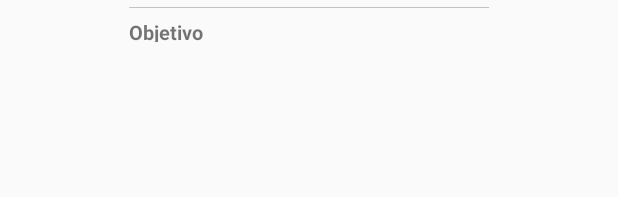
After one commit to mpcayres/AppJaquinha, an Android app: the layout list_item_objetivos.xml on its own in the app's theme, with its tools: preview values and no code run, on a phone screen of 412 x 824 dp. The commit adds this screen. Shown: the top 197 px of the screen. Run offline under Robolectric (Android 15) with nearby library versions, the phone set to English and light mode, and no system bars.

Commit message:
Visualização dos objetivos adicionados

```diff
--- /dev/null
+++ b/app/src/main/res/layout/list_item_objetivos.xml
@@ -0,0 +1,26 @@
+<?xml version="1.0" encoding="utf-8"?>
+<RelativeLayout xmlns:android="http://schemas.android.com/apk/res/android"
+    android:layout_width="match_parent"
+    android:layout_height="40dp">
+
+    <ImageView
+        android:id="@+id/linha"
+        android:layout_width="240dp"
+        android:layout_height="10dp"
+        android:src="@drawable/linha"
+        android:layout_alignParentTop="true"
+        android:layout_centerHorizontal="true" />
+
+    <TextView
+        android:id="@+id/objetivoText"
+        android:layout_width="200dp"
+        android:layout_height="16dp"
+        android:text="@string/objetivo"
+        android:textStyle="bold"
+        android:textSize="13sp"
+        android:layout_centerVertical="true"
+        android:layout_alignLeft="@id/linha"
+        android:layout_alignStart="@id/linha" />
+
+
+</RelativeLayout>
--- a/app/src/main/res/values/strings.xml
+++ b/app/src/main/res/values/strings.xml
@@ -27,6 +27,7 @@
     <string name="cancelar">Cancelar</string>
     <string name="adicionar">Adicionar alimento</string>
     <string name="sem_data">Sem data</string>
+    <string name="objetivo">Objetivo</string>
 
     //alimento
     <string name="nome_alimento">Nome do alimento</string>
```
Also changed, not shown: app/src/main/java/ihc/appjaquinha/container/ContainerActivity.java (+17 -0 lines), app/src/main/java/ihc/appjaquinha/container/objetivos/ItensRecyclerViewAdapter.java (added, +52 -0 lines), app/src/main/java/ihc/appjaquinha/container/objetivos/ItensViewHolder.java (added, +28 -0 lines), app/src/main/java/ihc/appjaquinha/container/objetivos/ObjetivosFragment.java (+63 -6 lines), app/src/main/res/layout/fragment_objetivos.xml (+16 -1 lines), app/src/main/res/drawable/linha.png (added).
